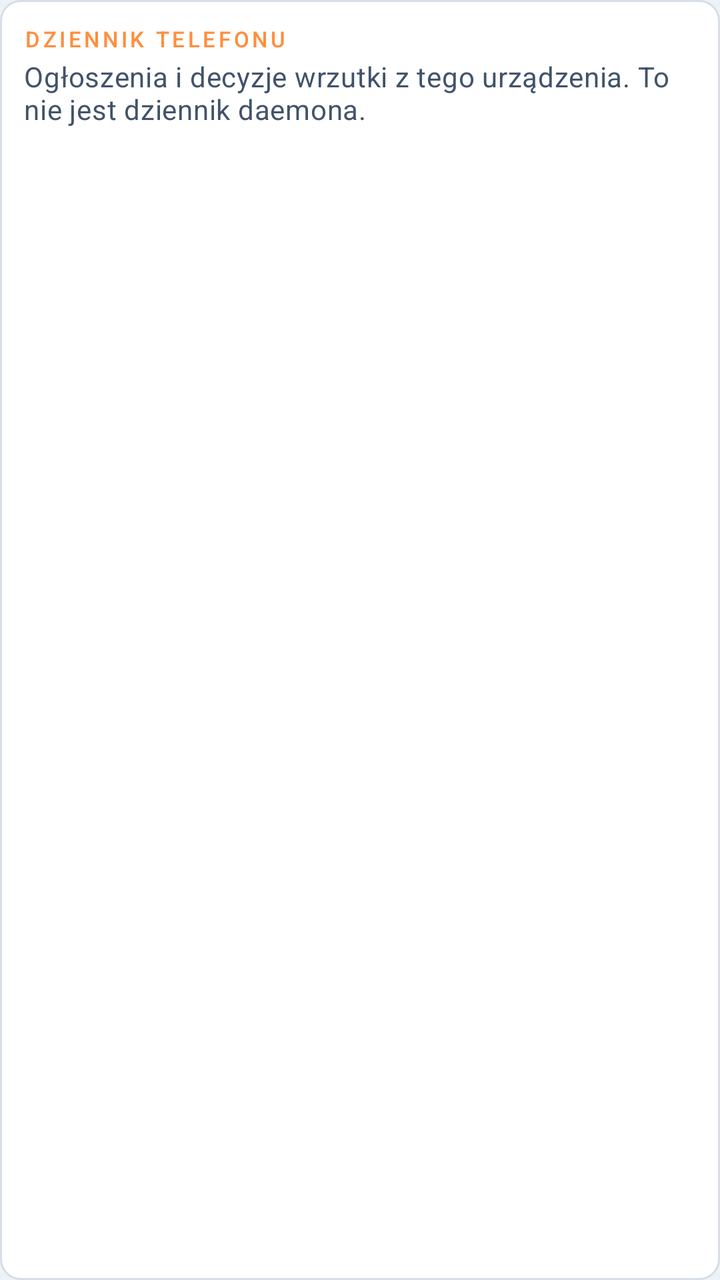
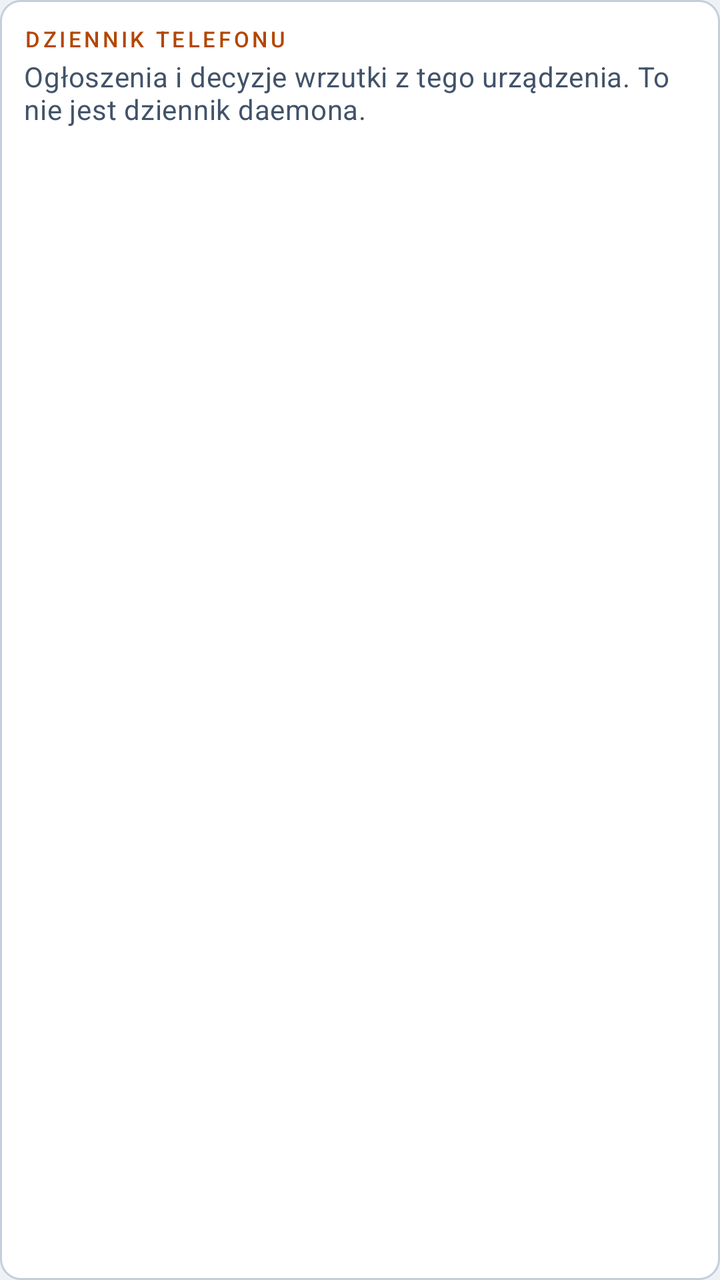

The first picture is an Android layout as it rendered before a commit; the second is the same layout after the commit. The layout source and the unified diff follow.
<!-- AndroidManifest.xml: application theme Theme.Filees -->
<!-- res/layout/item_journal_panel.xml -->
<?xml version="1.0" encoding="utf-8"?>
<LinearLayout xmlns:android="http://schemas.android.com/apk/res/android"
    xmlns:tools="http://schemas.android.com/tools"
    android:layout_width="match_parent"
    android:layout_height="wrap_content"
    android:layout_marginTop="@dimen/filees_space_section"
    android:layout_marginBottom="@dimen/filees_space"
    android:background="@drawable/bg_filees_panel"
    android:orientation="vertical"
    android:padding="12dp">

    <TextView
        android:layout_width="match_parent"
        android:layout_height="wrap_content"
        android:text="@string/home_journal_title"
        android:textAppearance="@style/TextAppearance.Filees.Eyebrow" />

    <TextView
        android:layout_width="match_parent"
        android:layout_height="wrap_content"
        android:layout_marginTop="2dp"
        android:text="@string/home_journal_intro"
        android:textAppearance="@style/TextAppearance.Filees.Body" />

    <LinearLayout
        android:id="@+id/listJournal"
        android:layout_width="match_parent"
        android:layout_height="wrap_content"
        android:layout_marginTop="@dimen/filees_space"
        android:orientation="vertical" />

    <TextView
        android:id="@+id/textJournalEmpty"
        android:layout_width="match_parent"
        android:layout_height="wrap_content"
        android:layout_marginTop="@dimen/filees_space"
        android:text="@string/home_journal_empty"
        android:textAppearance="@style/TextAppearance.Filees.Name"
        android:visibility="gone"
        tools:visibility="visible" />
</LinearLayout>
<!-- resources referenced by this layout -->
<resources>
  <style name="Theme.Filees" parent="Theme.Material3.DayNight.NoActionBar">
          <item name="android:statusBarColor">@color/filees_navy</item>
          <item name="android:navigationBarColor">@color/filees_navy</item>
          <item name="android:windowLightStatusBar">false</item>
          <item name="android:windowBackground">@color/filees_background</item>
          <item name="android:colorBackground">@color/filees_background</item>
          <item name="colorOnBackground">@color/filees_text</item>
  
          <item name="colorPrimary">@color/filees_navy</item>
          <item name="colorOnPrimary">@color/filees_white</item>
          <item name="colorPrimaryContainer">@color/filees_navy_container</item>
          <item name="colorOnPrimaryContainer">@color/filees_white</item>
  
          <item name="colorSecondary">@color/filees_accent</item>
          <item name="colorOnSecondary">@color/filees_on_accent</item>
          <item name="colorSecondaryContainer">@color/filees_orange_container</item>
          <item name="colorOnSecondaryContainer">@color/filees_navy</item>
  
          <item name="colorSurface">@color/filees_panel</item>
          <item name="colorOnSurface">@color/filees_text</item>
          <item name="colorOnSurfaceVariant">@color/filees_muted</item>
          <item name="colorOutline">@color/filees_line</item>
          <item name="colorError">@color/filees_destructive</item>
          <item name="colorOnError">@color/filees_on_destructive</item>
  
          <item name="actionMenuTextColor">@color/filees_white</item>
          <item name="android:textColorPrimary">@color/filees_text</item>
          <item name="android:textColorSecondary">@color/filees_muted</item>
          <item name="materialButtonStyle">@style/Widget.Filees.Button.Filled</item>
          <item name="materialButtonOutlinedStyle">@style/Widget.Filees.Button.OutlinedButton</item>
          <item name="borderlessButtonStyle">@style/Widget.Filees.Button.TextButton</item>
      </style>
  <color name="filees_line">#D8DEE6</color>
  <color name="filees_eyebrow">#FF8E3D</color>
  <color name="filees_navy_container">#14294D</color>
  <style name="Widget.Filees.Button.Filled" parent="Widget.Material3.Button">
          <item name="android:minHeight">@dimen/filees_touch_min</item>
          <item name="android:textAppearance">@style/TextAppearance.Filees.Button</item>
          <item name="backgroundTint">@color/filees_navy</item>
          <item name="android:textColor">@color/filees_white</item>
          <item name="iconTint">@color/filees_white</item>
          <item name="cornerRadius">@dimen/filees_radius</item>
      </style>
  <style name="Widget.Filees.Button.OutlinedButton" parent="Widget.Material3.Button.OutlinedButton">
          <item name="android:minHeight">@dimen/filees_touch_min</item>
          <item name="android:textAppearance">@style/TextAppearance.Filees.Button</item>
          <item name="android:textColor">@color/filees_accent</item>
          <item name="strokeColor">@color/filees_accent</item>
          <item name="rippleColor">@color/filees_accent</item>
          <item name="iconTint">@color/filees_accent</item>
          <item name="cornerRadius">@dimen/filees_radius</item>
      </style>
  <style name="Widget.Filees.Button.TextButton" parent="Widget.Material3.Button.TextButton">
          <item name="android:minHeight">@dimen/filees_touch_min</item>
          <item name="android:textAppearance">@style/TextAppearance.Filees.Button</item>
          <item name="android:textColor">@color/filees_accent</item>
          <item name="rippleColor">@color/filees_accent</item>
          <item name="iconTint">@color/filees_accent</item>
      </style>
  <!-- unchanged entries left out for length: 25 -->
</resources>

<!-- the commit's change to res/layout/item_journal_panel.xml (unified diff, before → after) -->
@@ -4,10 +4,9 @@
     android:layout_width="match_parent"
     android:layout_height="wrap_content"
     android:layout_marginTop="@dimen/filees_space_section"
-    android:layout_marginBottom="@dimen/filees_space"
     android:background="@drawable/bg_filees_panel"
     android:orientation="vertical"
-    android:padding="12dp">
+    android:padding="@dimen/filees_panel_inset">
 
     <TextView
         android:layout_width="match_parent"
@@ -22,13 +21,6 @@
         android:text="@string/home_journal_intro"
         android:textAppearance="@style/TextAppearance.Filees.Body" />
 
-    <LinearLayout
-        android:id="@+id/listJournal"
-        android:layout_width="match_parent"
-        android:layout_height="wrap_content"
-        android:layout_marginTop="@dimen/filees_space"
-        android:orientation="vertical" />
-
     <TextView
         android:id="@+id/textJournalEmpty"
         android:layout_width="match_parent"
<!-- resource entries referenced after the edit -->
@@ -1,5 +1,6 @@
 <!-- resources referenced by this layout -->
 <resources>
+  <dimen name="filees_panel_inset">12dp</dimen>
   <style name="Theme.Filees" parent="Theme.Material3.DayNight.NoActionBar">
           <item name="android:statusBarColor">@color/filees_navy</item>
           <item name="android:navigationBarColor">@color/filees_navy</item>
@@ -10,13 +11,13 @@
   
           <item name="colorPrimary">@color/filees_navy</item>
           <item name="colorOnPrimary">@color/filees_white</item>
-          <item name="colorPrimaryContainer">@color/filees_navy_container</item>
-          <item name="colorOnPrimaryContainer">@color/filees_white</item>
+          <item name="colorPrimaryContainer">@color/filees_primary_container</item>
+          <item name="colorOnPrimaryContainer">@color/filees_on_primary_container</item>
   
           <item name="colorSecondary">@color/filees_accent</item>
           <item name="colorOnSecondary">@color/filees_on_accent</item>
           <item name="colorSecondaryContainer">@color/filees_orange_container</item>
-          <item name="colorOnSecondaryContainer">@color/filees_navy</item>
+          <item name="colorOnSecondaryContainer">@color/filees_on_secondary_container</item>
   
           <item name="colorSurface">@color/filees_panel</item>
           <item name="colorOnSurface">@color/filees_text</item>
@@ -32,33 +33,38 @@
           <item name="materialButtonOutlinedStyle">@style/Widget.Filees.Button.OutlinedButton</item>
           <item name="borderlessButtonStyle">@style/Widget.Filees.Button.TextButton</item>
       </style>
-  <color name="filees_line">#D8DEE6</color>
-  <color name="filees_eyebrow">#FF8E3D</color>
-  <color name="filees_navy_container">#14294D</color>
+  <color name="filees_line">#C5CEDA</color>
+  <color name="filees_eyebrow">#B34700</color>
+  <color name="filees_primary_container">#14294D</color>
+  <color name="filees_on_primary_container">#FFFFFF</color>
+  <color name="filees_on_secondary_container">#0B1D3A</color>
   <style name="Widget.Filees.Button.Filled" parent="Widget.Material3.Button">
           <item name="android:minHeight">@dimen/filees_touch_min</item>
           <item name="android:textAppearance">@style/TextAppearance.Filees.Button</item>
-          <item name="backgroundTint">@color/filees_navy</item>
-          <item name="android:textColor">@color/filees_white</item>
-          <item name="iconTint">@color/filees_white</item>
+          <item name="backgroundTint">@color/filees_button_filled</item>
+          <item name="android:textColor">@color/filees_on_button_filled</item>
+          <item name="iconTint">@color/filees_on_button_filled</item>
           <item name="cornerRadius">@dimen/filees_radius</item>
       </style>
   <style name="Widget.Filees.Button.OutlinedButton" parent="Widget.Material3.Button.OutlinedButton">
           <item name="android:minHeight">@dimen/filees_touch_min</item>
           <item name="android:textAppearance">@style/TextAppearance.Filees.Button</item>
-          <item name="android:textColor">@color/filees_accent</item>
-          <item name="strokeColor">@color/filees_accent</item>
+          <item name="android:textColor">@color/filees_accent_text</item>
+          <item name="strokeColor">@color/filees_accent_text</item>
           <item name="rippleColor">@color/filees_accent</item>
-          <item name="iconTint">@color/filees_accent</item>
+          <item name="iconTint">@color/filees_accent_text</item>
           <item name="cornerRadius">@dimen/filees_radius</item>
       </style>
   <style name="Widget.Filees.Button.TextButton" parent="Widget.Material3.Button.TextButton">
           <item name="android:minHeight">@dimen/filees_touch_min</item>
           <item name="android:textAppearance">@style/TextAppearance.Filees.Button</item>
-          <item name="android:textColor">@color/filees_accent</item>
+          <item name="android:textColor">@color/filees_accent_text</item>
           <item name="rippleColor">@color/filees_accent</item>
-          <item name="iconTint">@color/filees_accent</item>
+          <item name="iconTint">@color/filees_accent_text</item>
       </style>
+  <color name="filees_button_filled">#0B1D3A</color>
+  <color name="filees_on_button_filled">#FFFFFF</color>
+  <color name="filees_accent_text">#B34700</color>
   <!-- unchanged entries left out for length: 25 -->
 </resources>
 
